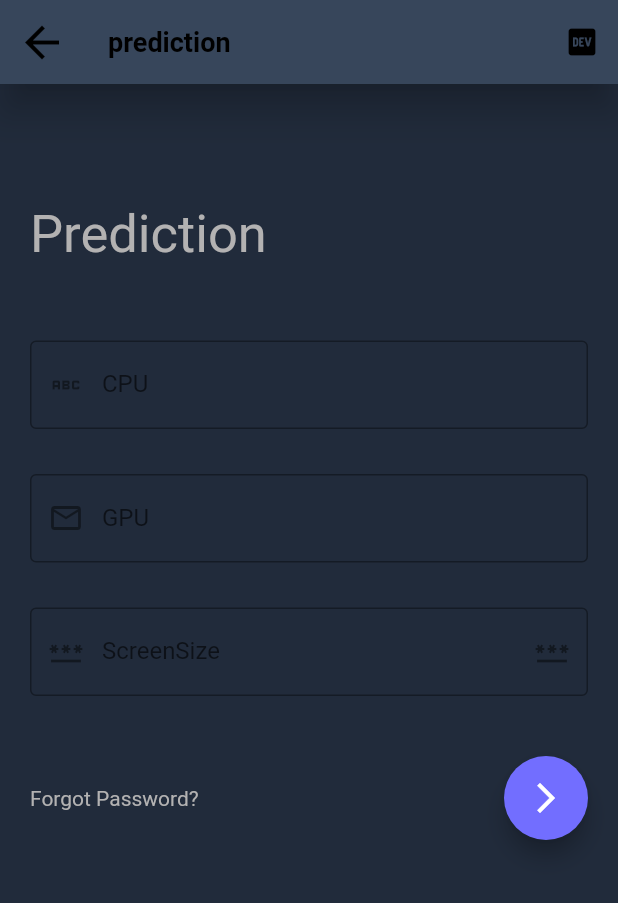
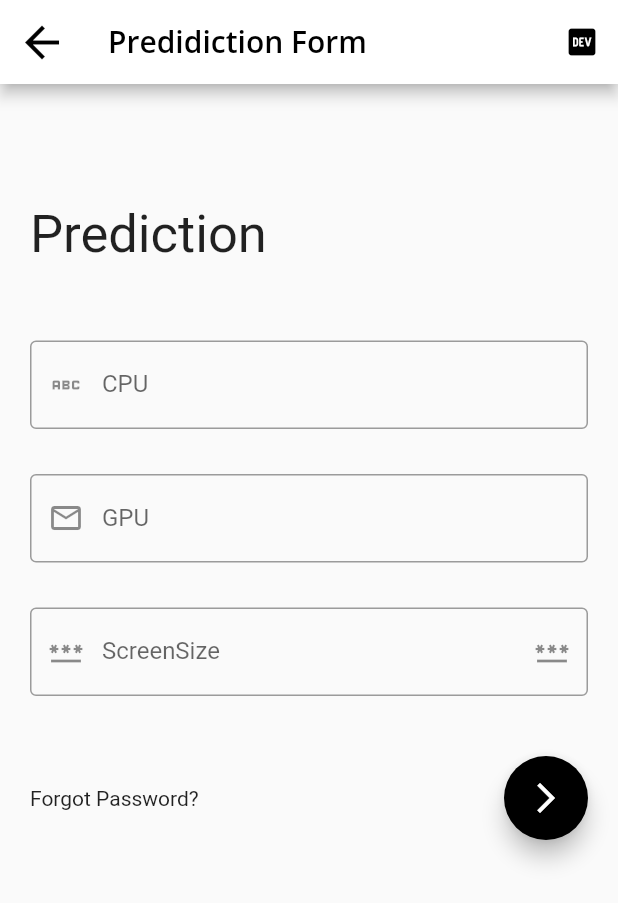
Before and after one commit to halladj/Predict, a Flutter app: the PreditionForm screen opened by its route, on a phone screen of 412 x 824 dp. Shown: the top 903 px of the screen. Run offline on Flutter 3.47's test engine with Material 2 defaults, Android fonts, the light colour scheme and no system bars; our stand-ins replace bloc, flutter_bloc, flutter_hex_color, google_fonts.

Commit message:
integrated the theme buttom and the bottom nav into a cubit

```diff
--- /dev/null
+++ b/lib/components/appbar.dart
@@ -0,0 +1,36 @@
+import 'package:flutter/material.dart';
+
+class CustomAppBar extends StatelessWidget implements PreferredSizeWidget {
+  final AppBar appBar;
+  final String titleText;
+  const CustomAppBar({Key? key, required this.appBar, required this.titleText})
+      : super(key: key);
+
+  @override
+  Widget build(BuildContext context) {
+    return AppBar(
+      title: Text(titleText),
+      leading: IconButton(
+          icon: const Icon(Icons.arrow_back),
+          color: Colors.black,
+          iconSize: 34.0,
+          onPressed: () {
+            Navigator.pop(context);
+          }),
+      actions: [
+        IconButton(
+          onPressed: () {},
+          icon: const Icon(Icons.logo_dev),
+        ),
+      ],
+      backgroundColor: Theme.of(context).appBarTheme.backgroundColor,
+      iconTheme: Theme.of(context).appBarTheme.iconTheme,
+      systemOverlayStyle: Theme.of(context).appBarTheme.systemOverlayStyle,
+      elevation: Theme.of(context).appBarTheme.elevation,
+      titleTextStyle: Theme.of(context).appBarTheme.titleTextStyle,
+    );
+  }
+
+  @override
+  Size get preferredSize => Size.fromHeight(appBar.preferredSize.height);
+}
--- a/lib/components/components.dart
+++ b/lib/components/components.dart
@@ -1,2 +1,3 @@
 export 'main_card.dart';
 export 'prediction_card.dart';
+export 'appbar.dart';
--- /dev/null
+++ b/lib/home/home_cubit.dart
@@ -0,0 +1,26 @@
+import "package:flutter/material.dart";
+import "package:bloc/bloc.dart";
+import "package:proto/home/home_states.dart";
+import "package:proto/screens/screens.dart";
+
+class HomeCubit extends Cubit<HomeState> {
+  HomeCubit() : super(InitialHomeState());
+
+  bool darkTheme = true;
+  void changeTheme() {
+    darkTheme = !darkTheme;
+    emit(DarkModeState());
+  }
+
+  //the list of the bottom vaigation pages
+  List<Widget> pages = <Widget>[
+    const QRCodeScanner(),
+    const Hub(),
+    const GoogleAssistant(),
+  ];
+  int selectedIndex = 0;
+  void changeButtomNavIndex(int index) {
+    selectedIndex = index;
+    emit(ChangeButtomNavIndexState());
+  }
+}
--- /dev/null
+++ b/lib/home/home_states.dart
@@ -0,0 +1,7 @@
+abstract class HomeState {}
+
+class InitialHomeState extends HomeState {}
+
+class DarkModeState extends HomeState {}
+
+class ChangeButtomNavIndexState extends HomeState {}
--- a/lib/screens/hub.dart
+++ b/lib/screens/hub.dart
@@ -1,5 +1,7 @@
 import "package:flutter/material.dart";
-import "../components/components.dart";
+import "package:proto/components/components.dart";
+import 'package:flutter_bloc/flutter_bloc.dart';
+import 'package:proto/home/home_cubit.dart';
 
 class Hub extends StatelessWidget {
   const Hub({Key? key}) : super(key: key);
--- a/lib/screens/predition_form.dart
+++ b/lib/screens/predition_form.dart
@@ -1,5 +1,6 @@
 import "package:flutter/material.dart";
 import 'package:flutter_hex_color/flutter_hex_color.dart';
+import 'package:proto/components/components.dart';
 
 class PreditionForm extends StatelessWidget {
   var formkey = GlobalKey<FormState>();
@@ -12,24 +13,9 @@ class PreditionForm extends StatelessWidget {
   @override
   Widget build(BuildContext context) {
     return Scaffold(
-        appBar: AppBar(
-          title:
-              const Text("prediction", style: TextStyle(color: Colors.black)),
-          elevation: 10.0,
-          backgroundColor: HexColor('#37465b'),
-          leading: IconButton(
-              icon: const Icon(Icons.arrow_back),
-              color: Colors.black,
-              iconSize: 34.0,
-              onPressed: () {
-                Navigator.pop(context);
-              }),
-          actions: [
-            IconButton(
-                onPressed: () {},
-                icon: const Icon(Icons.logo_dev),
-                color: Colors.black),
-          ],
+        appBar: CustomAppBar(
+          appBar: AppBar(),
+          titleText: "Predidiction Form",
         ),
         body: SingleChildScrollView(
           child: Padding(
--- a/pubspec.yaml
+++ b/pubspec.yaml
@@ -9,16 +9,22 @@ environment:
   sdk: ">=2.16.1 <3.0.0"
 
 dependencies:
+  provider: ^6.0.2
   flutter:
     sdk: flutter
   cupertino_icons: ^1.0.2
   flutter_hex_color: ^2.0.0
   google_fonts: ^2.1.0
+  bloc: ^8.0.2
+  flutter_bloc: ^8.0.1
 
 dev_dependencies:
   flutter_test:
     sdk: flutter
   flutter_lints: ^1.0.0
+  bloc_test: ^9.0.2
+  mocktail: ^0.2.0
+  integration_test:
 
 flutter:
 
```
Also changed, not shown: lib/home.dart (+19 -36 lines), lib/main.dart (+13 -1 lines), lib/screens/generated_qr_code.dart (+4 -18 lines), lib/screens/predition.dart (+2 -18 lines), lib/theme.dart (+29 -7 lines), pubspec.lock.
